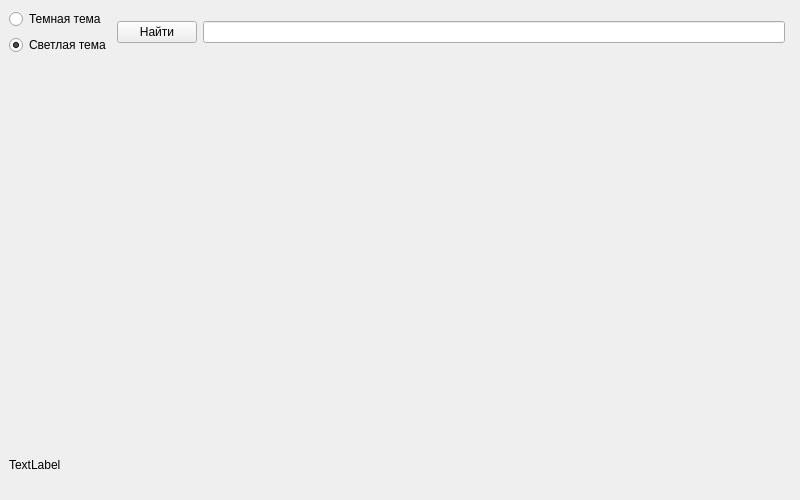
Before: the Qt Designer form untitled.ui in joer0k/yandex_maps, drawn with Qt 5.
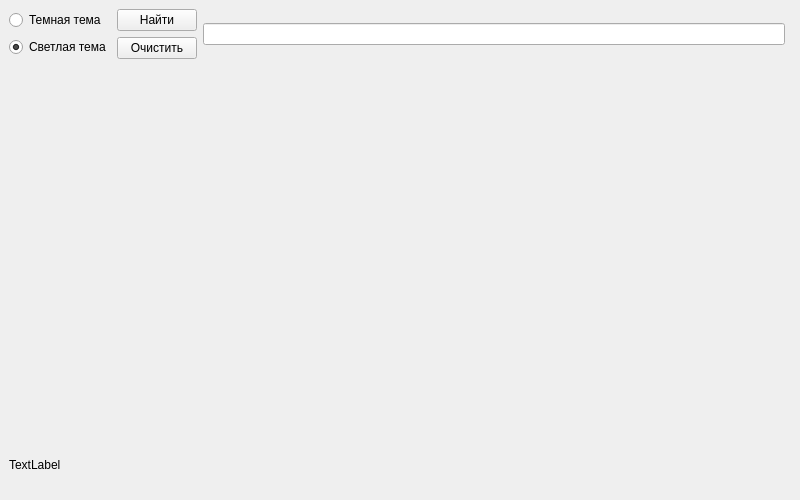
After: the same form once the commit is applied.

Commit message: Большая задача по Maps API. Часть №7

What changed in the file:
```diff
--- a/untitled.ui
+++ b/untitled.ui
@@ -39,6 +39,8 @@
        </layout>
       </item>
       <item>
+       <layout class="QVBoxLayout" name="verticalLayout">
+        <item>
        <widget class="QPushButton" name="btn_search">
         <property name="text">
          <string>Найти</string>
@@ -46,10 +48,22 @@
        </widget>
       </item>
       <item>
+         <widget class="QPushButton" name="btn_del">
+          <property name="text">
+           <string>Очистить</string>
+          </property>
+         </widget>
+        </item>
+       </layout>
+      </item>
+      <item>
        <widget class="QLineEdit" name="edit_search">
         <property name="enabled">
          <bool>true</bool>
         </property>
+        <property name="clearButtonEnabled">
+         <bool>false</bool>
+        </property>
        </widget>
       </item>
      </layout>
```
Lines whose indentation alone changed are shown as unchanged. The commit also changes 1 other file.
